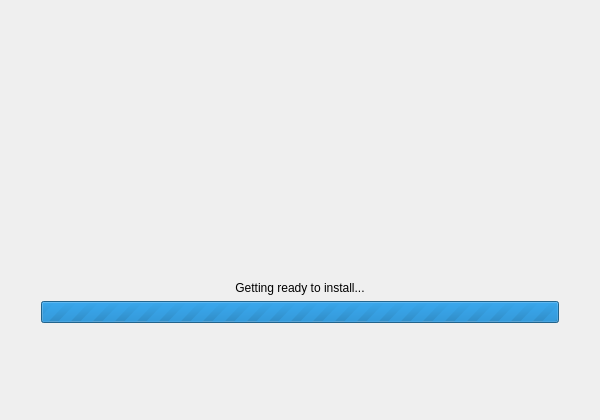
vicr123/theInstaller, file installer/mainwindow.ui: the form before one commit.
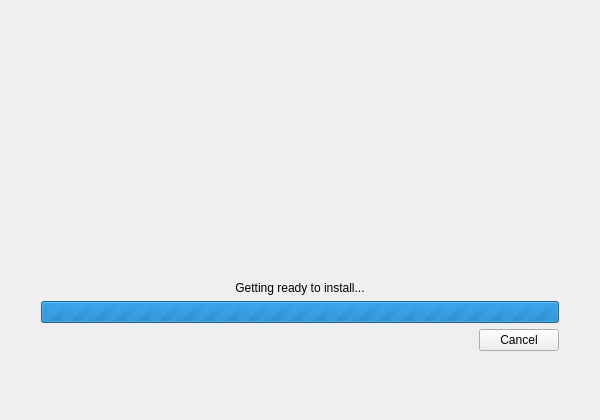
The form after the commit. The open tabs and pages were chosen to show the change. Icons and pictures are not drawn. Custom widgets are drawn as their Qt base class.

Diff of the .ui file:
```diff
--- a/installer/mainwindow.ui
+++ b/installer/mainwindow.ui
@@ -567,6 +567,36 @@
           </item>
          </layout>
         </item>
+        <item>
+         <layout class="QHBoxLayout" name="horizontalLayout_12">
+          <property name="leftMargin">
+           <number>30</number>
+          </property>
+          <property name="rightMargin">
+           <number>30</number>
+          </property>
+          <item>
+           <spacer name="horizontalSpacer_16">
+            <property name="orientation">
+             <enum>Qt::Horizontal</enum>
+            </property>
+            <property name="sizeHint" stdset="0">
+             <size>
+              <width>40</width>
+              <height>20</height>
+             </size>
+            </property>
+           </spacer>
+          </item>
+          <item>
+           <widget class="QPushButton" name="cancelInstallButton">
+            <property name="text">
+             <string>Cancel</string>
+            </property>
+           </widget>
+          </item>
+         </layout>
+        </item>
         <item>
          <spacer name="verticalSpacer_10">
           <property name="orientation">
```
